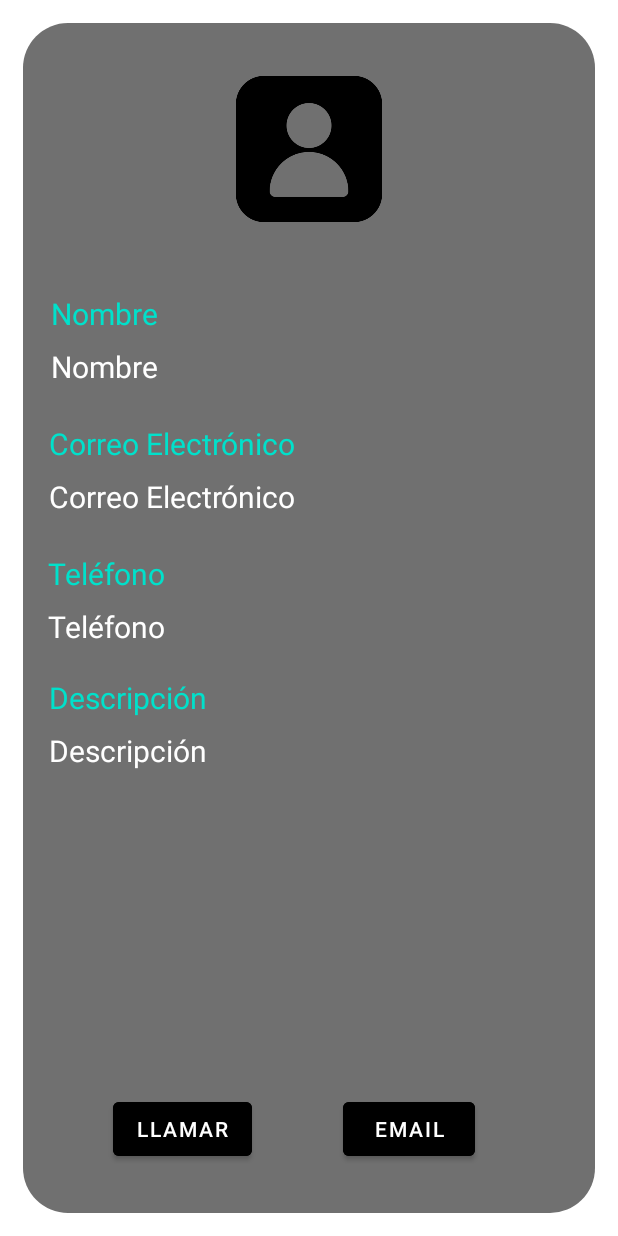
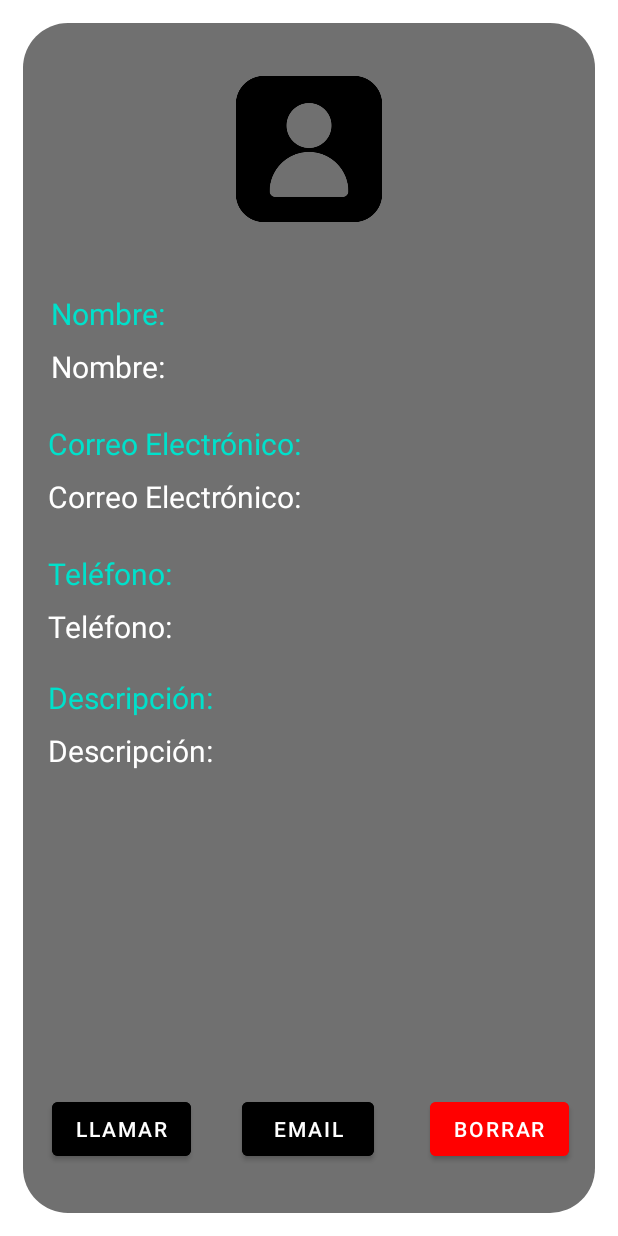
Before and after one commit to Alberto-Galvez/Project_Agendos, an Android app: the layout fragment_detail.xml on its own in the app's theme, with its tools: preview values and no code run, on a phone screen of 412 x 824 dp. Run offline under Robolectric (Android 15) with nearby library versions, the phone set to English and light mode, and no system bars.

Commit message:
Contact_Delete

```diff
--- a/app/src/main/java/com/galvezssr/agendos/ui/Alerts.kt
+++ b/app/src/main/java/com/galvezssr/agendos/ui/Alerts.kt
@@ -16,6 +16,5 @@ fun AppCompatActivity.showAlert(code: String, text: String) {
     builder.setMessage(text)
     builder.setPositiveButton("Aceptar", null)
 
-    val dialog = builder.create()
-    dialog.show()
+    builder.create().show()
 }
--- a/app/src/main/java/com/galvezssr/agendos/ui/MainActivity.kt
+++ b/app/src/main/java/com/galvezssr/agendos/ui/MainActivity.kt
@@ -1,7 +1,7 @@
 package com.galvezssr.agendos.ui
 
 import android.os.Bundle
-import com.google.android.material.snackbar.Snackbar
+import android.view.Menu
 import com.google.android.material.navigation.NavigationView
 import androidx.navigation.findNavController
 import androidx.navigation.ui.AppBarConfiguration
@@ -41,7 +41,7 @@ class MainActivity : AppCompatActivity() {
         // menu should be considered as top level destinations.
         appBarConfiguration = AppBarConfiguration(
             setOf(
-                R.id.nav_home, R.id.nav_create_contact, R.id.nav_slideshow
+                R.id.nav_home, R.id.nav_create_contact
             ), drawerLayout
         )
         setupActionBarWithNavController(navController, appBarConfiguration)
--- a/app/src/main/java/com/galvezssr/agendos/ui/home/HomeViewModel.kt
+++ b/app/src/main/java/com/galvezssr/agendos/ui/main/MainViewModel.kt
@@ -1,4 +1,4 @@
-package com.galvezssr.agendos.ui.home
+package com.galvezssr.agendos.ui.main
 
 import androidx.lifecycle.*
 import com.galvezssr.agendos.kernel.Contact
@@ -42,7 +42,7 @@ class HomeViewModel(usuarioActual: String) : ViewModel() {
 }
 
 @Suppress("UNCHECKED_CAST")
-class HomeViewModelFactory(private val usuarioActual: String): ViewModelProvider.Factory{
+class MainViewModelFactory(private val usuarioActual: String): ViewModelProvider.Factory{
     override fun <T : ViewModel> create(modelClass: Class<T>): T {
         return HomeViewModel(usuarioActual) as T
     }
--- a/app/src/main/res/layout/fragment_detail.xml
+++ b/app/src/main/res/layout/fragment_detail.xml
@@ -139,7 +139,7 @@
         android:text="@string/mail"
         app:layout_constraintBottom_toBottomOf="parent"
         app:layout_constraintEnd_toEndOf="parent"
-        app:layout_constraintHorizontal_bias="0.727"
+        app:layout_constraintHorizontal_bias="0.498"
         app:layout_constraintStart_toStartOf="parent" />
 
     <Button
@@ -151,7 +151,19 @@
         android:text="@string/call"
         app:layout_constraintBottom_toBottomOf="parent"
         app:layout_constraintEnd_toEndOf="parent"
-        app:layout_constraintHorizontal_bias="0.209"
+        app:layout_constraintHorizontal_bias="0.067"
+        app:layout_constraintStart_toStartOf="parent" />
+
+    <Button
+        android:id="@+id/botonBorrar"
+        android:layout_width="wrap_content"
+        android:layout_height="wrap_content"
+        android:layout_marginBottom="32dp"
+        android:backgroundTint="@color/red"
+        android:text="@string/delete"
+        app:layout_constraintBottom_toBottomOf="parent"
+        app:layout_constraintEnd_toEndOf="parent"
+        app:layout_constraintHorizontal_bias="0.941"
         app:layout_constraintStart_toStartOf="parent" />
 
 </androidx.constraintlayout.widget.ConstraintLayout>
--- a/app/src/main/res/menu/activity_main_drawer.xml
+++ b/app/src/main/res/menu/activity_main_drawer.xml
@@ -12,9 +12,5 @@
             android:id="@+id/nav_create_contact"
             android:icon="@drawable/ic_menu_slideshow"
             android:title="@string/menu_insert" />
-        <item
-            android:id="@+id/nav_slideshow"
-            android:icon="@drawable/common_full_open_on_phone"
-            android:title="@string/log_out"/>
     </group>
 </menu>
--- a/app/src/main/res/values/colors.xml
+++ b/app/src/main/res/values/colors.xml
@@ -16,5 +16,6 @@
     <color name="grey">#707070</color>
     <color name="brown">#500202</color>
     <color name="soft_brown">#8A0000</color>
+    <color name="red">#FF0000</color>
     <color name="yellow">#FBBD03</color>
 </resources>
--- a/app/src/main/res/values/strings.xml
+++ b/app/src/main/res/values/strings.xml
@@ -2,14 +2,14 @@
     <string name="user">Usuario</string>
     <string name="enter">Entrar</string>
     <string name="startLogin">Ingrese su usuario y contraseña</string>
-    <string name="name">Nombre</string>
+    <string name="name">Nombre:</string>
     <string name="nickname">Apodo</string>
     <string name="contact">Imagen Contacto</string>
-    <string name="phone">Teléfono</string>
+    <string name="phone">Teléfono:</string>
     <string name="create">Crear</string>
     <string name="createUser">¿No tienes un usuario? ¡Creese uno ahora!</string>
     <string name="createNewUser">Introduzca un nombre de usuario y una contraseña</string>
-    <string name="description">Descripción</string>
+    <string name="description">Descripción:</string>
     <string name="lorem">Lorem ipsum dolor sit amet, consectetur adipiscing elit, sed do eiusmod tempor incididunt ut labore et dolore magna aliqua. Ut enim ad minim veniam, quis nostrud exercitation ullamco laboris nisi ut aliquip ex ea commodo consequat. Duis aute irure dolor in reprehenderit in voluptate velit esse cillum dolore eu fugiat nulla pariatur. Excepteur sint occaecat cupidatat non proident, sunt in culpa qui officia deserunt mollit anim id est laborum.</string>
     <string name="lorem2">Lorem ipsum dolor sit amet, consectetur adipiscing elit, sed do eiusmod tempor incididunt ut labore et dolore magna aliqua. Pulvinar neque laoreet suspendisse interdum consectetur. Sed ullamcorper morbi tincidunt ornare massa eget. Posuere sollicitudin aliquam ultrices sagittis orci a scelerisque.</string>
     <string name="call">Llamar</string>
@@ -32,8 +32,8 @@
     <string name="menu_home">Home</string>
     <string name="menu_gallery">Gallery</string>
     <string name="menu_slideshow">Slideshow</string>
-    <string name="email">Correo Electrónico</string>
-    <string name="password">Contraseña</string>
+    <string name="email">Correo Electrónico:</string>
+    <string name="password">Contraseña:</string>
     <string name="acceso">Acceso</string>
     <string name="registro">Registro</string>
     <string name="agendos_description">Agendos, tu agenda dinamica</string>
@@ -49,4 +49,5 @@
     <string name="create_contact">Añadir contacto</string>
     <string name="image">Imagen</string>
     <string name="mail">Email</string>
+    <string name="delete_contact">Borrar Contacto</string>
 </resources>
```
Also changed, not shown: app/src/main/java/com/galvezssr/agendos/kernel/DbFirestore.kt (+29 -12 lines), app/src/main/java/com/galvezssr/agendos/ui/create/CreateContactFragment.kt (+4 -3 lines), app/src/main/java/com/galvezssr/agendos/ui/main/MainFragment.kt (renamed from app/src/main/java/com/galvezssr/agendos/ui/home/HomeFragment.kt, +23 -6 lines), app/src/main/java/com/galvezssr/agendos/ui/slideshow/SlideshowFragment.kt (deleted, +0 -42 lines), app/src/main/java/com/galvezssr/agendos/ui/slideshow/SlideshowViewModel.kt (deleted, +0 -13 lines), app/src/main/res/layout/contact_delete.xml (deleted, +0 -35 lines), app/src/main/res/layout/content_main.xml (deleted, +0 -20 lines), app/src/main/res/layout/fragment_slideshow.xml (deleted, +0 -22 lines), app/src/main/res/navigation/mobile_navigation.xml (+2 -7 lines).
